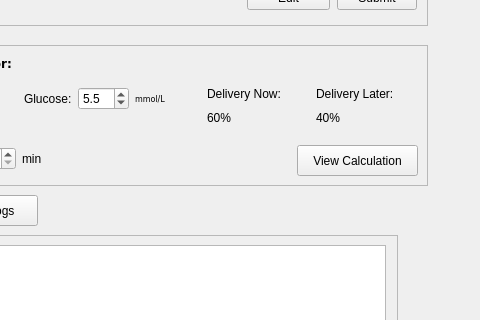
This is InsulinPump/mainwindow.ui in rae-shi/comp3004Team17InsulinPump as Qt 5 draws it before an edit; both pictures show x 883 to 1363 and y 205 to 525 of the 1363 by 699 pixel window. The edited form follows.
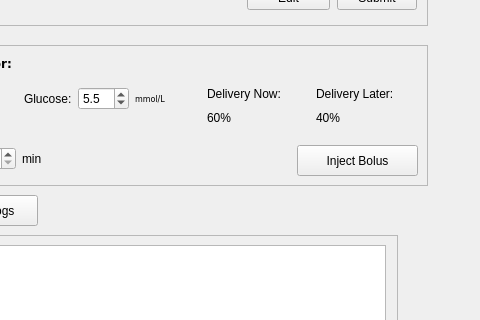
This is the edited form.

Commit message: Fix Bolus button label

The edit to the form file:
```diff
--- a/InsulinPump/mainwindow.ui
+++ b/InsulinPump/mainwindow.ui
@@ -1212,7 +1212,7 @@
       </rect>
      </property>
      <property name="text">
-      <string>View Calculation</string>
+      <string>Inject Bolus</string>
      </property>
     </widget>
     <widget class="QLabel" name="extendedDurationLabel">
```
